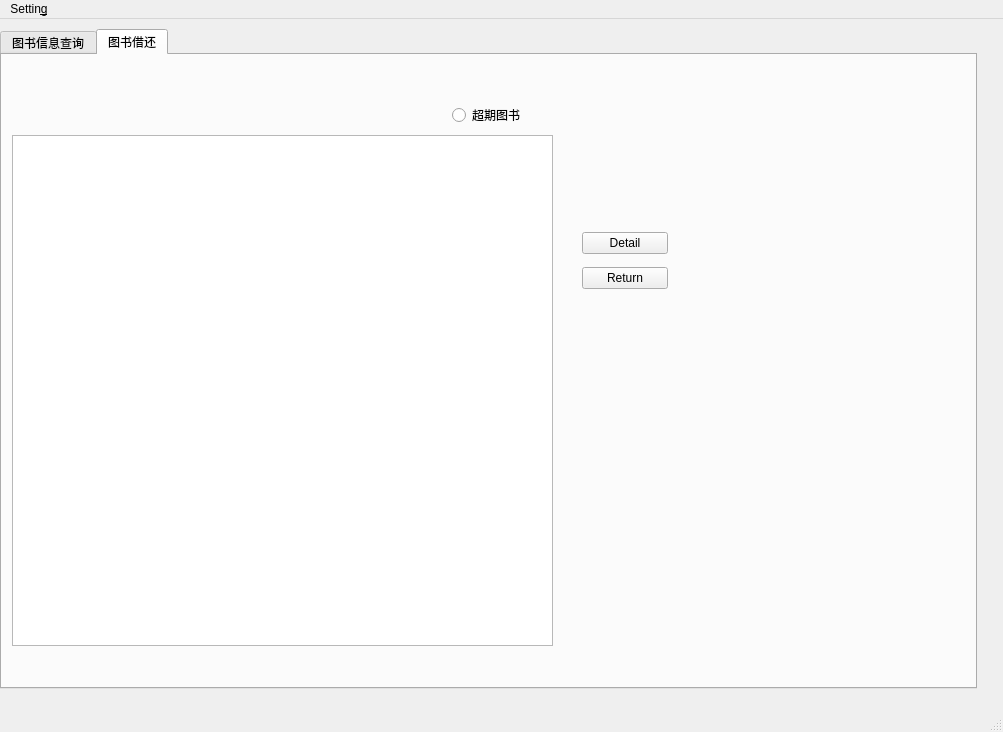
This is sourcecode/studentmainwindow.ui in LiuzhouChan/database-Project-with-QT as Qt 5 draws it before an edit. The edited form follows.
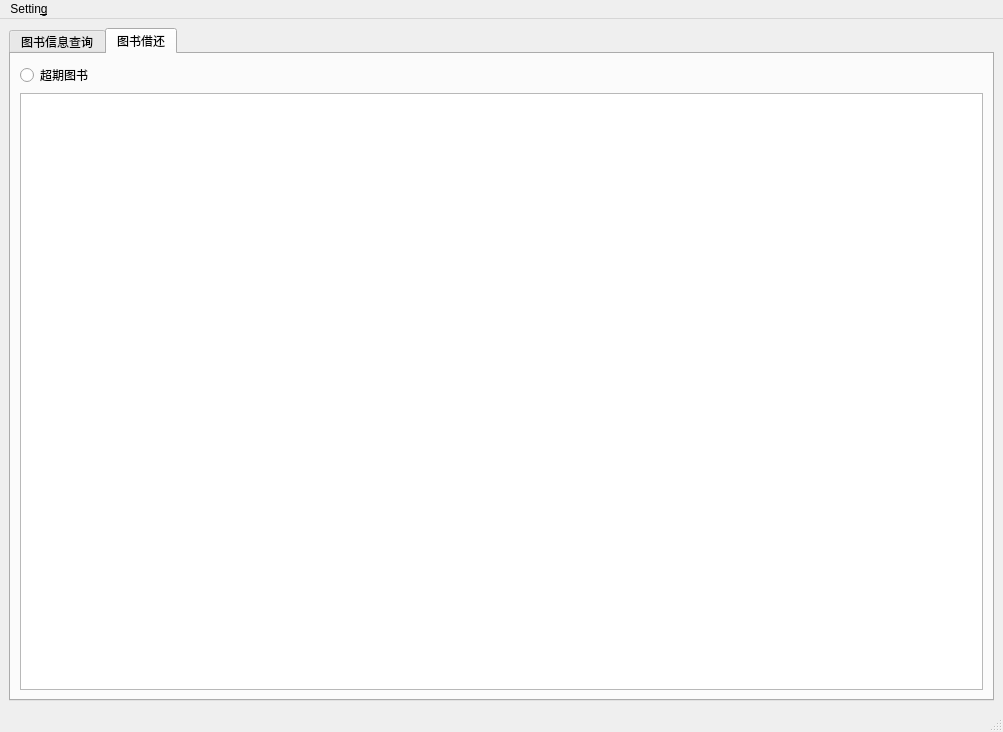
This is the edited form. The open tabs and pages were chosen to show the change.

The edit to the form file:
```diff
--- a/sourcecode/studentmainwindow.ui
+++ b/sourcecode/studentmainwindow.ui
@@ -14,15 +14,9 @@
    <string>MainWindow</string>
   </property>
   <widget class="QWidget" name="centralwidget">
+   <layout class="QHBoxLayout" name="horizontalLayout">
+    <item>
    <widget class="QTabWidget" name="tabWidget">
-    <property name="geometry">
-     <rect>
-      <x>0</x>
-      <y>10</y>
-      <width>977</width>
-      <height>660</height>
-     </rect>
-    </property>
     <property name="currentIndex">
      <number>1</number>
     </property>
@@ -104,57 +98,26 @@
      <attribute name="title">
       <string>图书借还</string>
      </attribute>
-     <widget class="QListWidget" name="listWidget">
-      <property name="geometry">
-       <rect>
-        <x>10</x>
-        <y>80</y>
-        <width>541</width>
-        <height>511</height>
-       </rect>
-      </property>
-     </widget>
+       <layout class="QHBoxLayout" name="horizontalLayout_3">
+        <item>
+         <layout class="QVBoxLayout" name="verticalLayout_3">
+          <item>
      <widget class="QRadioButton" name="radioButton_2">
-      <property name="geometry">
-       <rect>
-        <x>450</x>
-        <y>50</y>
-        <width>107</width>
-        <height>20</height>
-       </rect>
-      </property>
       <property name="text">
        <string>超期图书</string>
       </property>
      </widget>
-     <widget class="QWidget" name="">
-      <property name="geometry">
-       <rect>
-        <x>580</x>
-        <y>170</y>
-        <width>86</width>
-        <height>72</height>
-       </rect>
-      </property>
-      <layout class="QVBoxLayout" name="verticalLayout_3">
-       <item>
-        <widget class="QPushButton" name="pushButton_2">
-         <property name="text">
-          <string>Detail</string>
-         </property>
-        </widget>
        </item>
        <item>
-        <widget class="QPushButton" name="pushButton_4">
-         <property name="text">
-          <string>Return</string>
-         </property>
-        </widget>
-       </item>
-      </layout>
-     </widget>
-    </widget>
-   </widget>
+           <widget class="QTableWidget" name="tableWidget_2"/>
+          </item>
+         </layout>
+        </item>
+       </layout>
+      </widget>
+     </widget>
+    </item>
+   </layout>
   </widget>
   <widget class="QMenuBar" name="menubar">
    <property name="geometry">
```
Left out of the diff: 18 changed lines with no effect on the pictures. Lines whose indentation alone changed are shown as unchanged.
